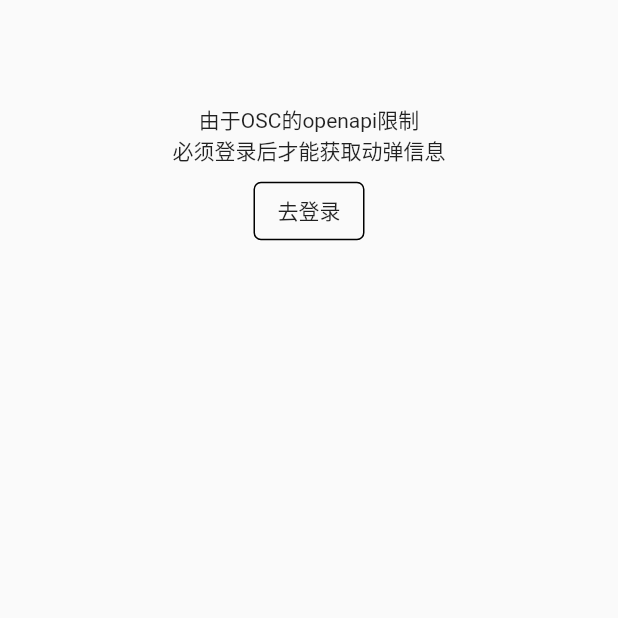
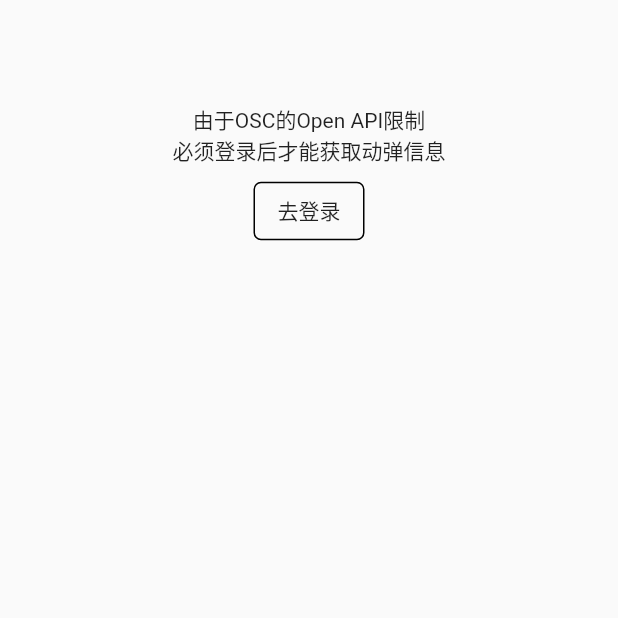
Before and after one commit to yubo725/flutter-osc, a Flutter app: the screen it shows after launch, item 2 of the bottom bar chosen, on a phone screen of 412 x 824 dp, the part 458-1076 px from its top. Run offline on Flutter 3.47's test engine with Material 2 defaults, Android fonts, the phone set to English and light mode, and no system bars; our stand-ins replace event_bus, image_picker, shared_preferences; missing offline and left inert: barcode_scan, flutter_webview_plugin; network calls fail.

Commit message:
fix tweet list bug

```diff
--- a/lib/pages/TweetsListPage.dart
+++ b/lib/pages/TweetsListPage.dart
@@ -70,8 +70,6 @@ class TweetsListPageState extends State<TweetsListPage> {
   }
 
   getTweetsList(bool isLoadMore, bool isHot) {
-    DataUtils.isLogin().then((isLogin) {
-      if (isLogin) {
     DataUtils.getAccessToken().then((token) {
       if (token == null || token.length == 0) {
         return;
@@ -106,8 +104,6 @@ class TweetsListPageState extends State<TweetsListPage> {
         filterList(hotTweetsList, true);
         filterList(normalTweetsList, false);
       });
-        });
-      }
     });
   }
 
@@ -460,7 +456,7 @@ class TweetsListPageState extends State<TweetsListPage> {
               child: Center(
                 child: Column(
                   children: <Widget>[
-                    Text("由于OSC的openapi限制"),
+                    Text("由于OSC的Open API限制"),
                     Text("必须登录后才能获取动弹信息")
                   ],
                 ),
```
Lines whose indentation alone changed are shown as unchanged.
